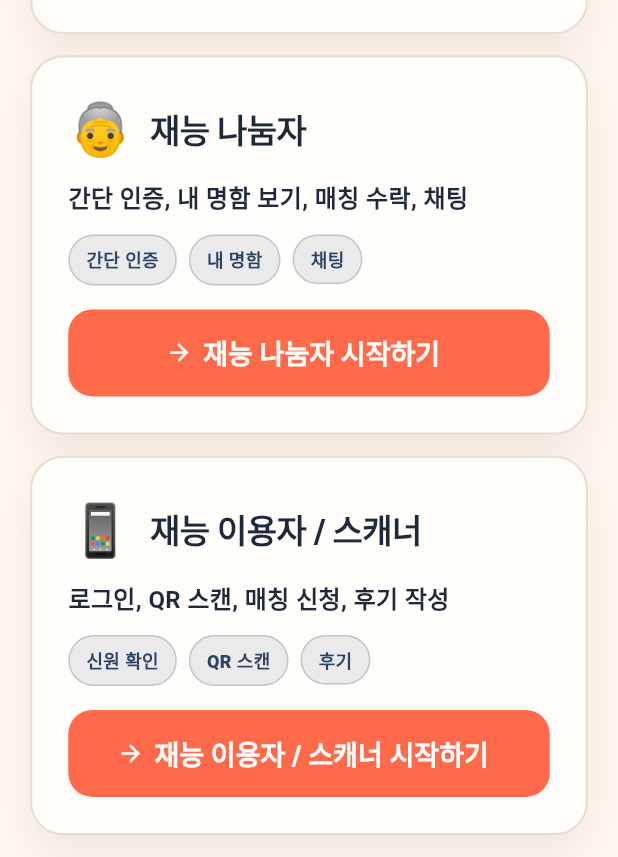
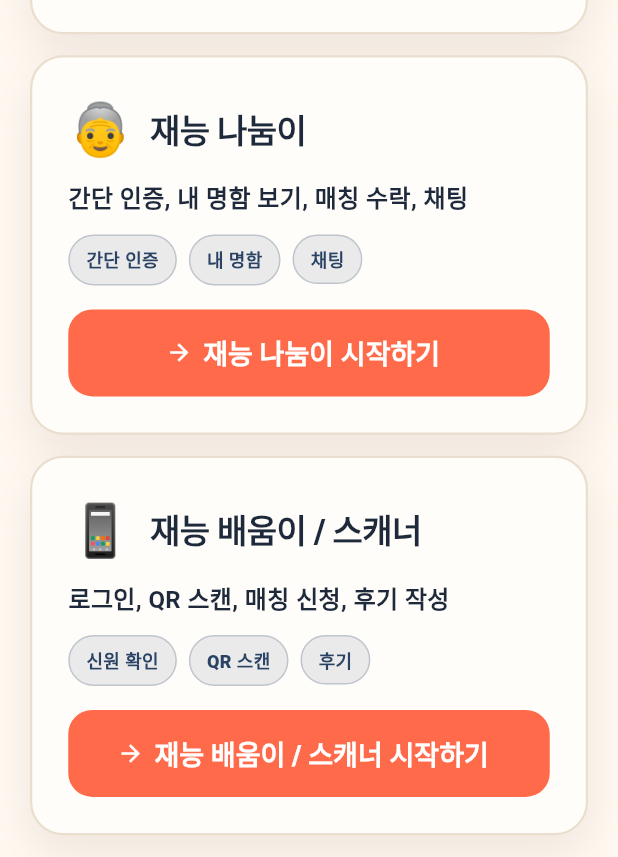
Before and after one commit to Nono-Link/frontend, a Flutter app: the screen it shows after launch, scrolled down 336 dp, on a phone screen of 412 x 824 dp. Shown: the part 351-1208 px from the top of the screen. Run offline on Flutter 3.47's test engine with Material 3 defaults, Android fonts, the phone set to English and light mode, and no system bars; Roboto replaces fonts that are missing (Apple SD Gothic Neo).

Commit message:
이름 재수정

```diff
--- a/lib/login_expert/login_expert_page.dart
+++ b/lib/login_expert/login_expert_page.dart
@@ -10,7 +10,7 @@ class _LoginExpertPageState extends State<LoginExpertPage> {
   final id = TextEditingController(); final pw = TextEditingController(); final name = TextEditingController(); final phone = TextEditingController();
   @override
   Widget build(BuildContext context) => NonoPage(children: [
-    const NonoTop(title: '담당자 로그인', subtitle: '재능 나눔자 등록과 명함 발급을 진행합니다'),
+    const NonoTop(title: '담당자 로그인', subtitle: '재능 나눔이 등록과 명함 발급을 진행합니다'),
     const SizedBox(height: 20),
     Container(padding: const EdgeInsets.all(6), decoration: BoxDecoration(color: NonoTheme.lineSoft, borderRadius: BorderRadius.circular(16)), child: Row(children: [
       _tab('로그인', loginMode, () => setState(() => loginMode = true)),
@@ -41,7 +41,7 @@ class _LoginExpertPageState extends State<LoginExpertPage> {
       NonoInput(label: '전화번호', controller: phone, hint: '010-1234-5678'),
       NonoButton(text: '회원가입 완료', icon: Icons.check, onTap: () => setState(() => done = true)),
       const SizedBox(height: 14),
-      const NonoInfo(icon: '👵', title: '재능 나눔자 계정은 담당자가 등록합니다', body: '신청서 확인 후 재능 나눔자용 간단 인증 계정이 생성됩니다.'),
+      const NonoInfo(icon: '👵', title: '재능 나눔이 계정은 담당자가 등록합니다', body: '신청서 확인 후 재능 나눔이용 간단 인증 계정이 생성됩니다.'),
     ]);
   }
   Widget _role(String e, String title, String value) => GestureDetector(onTap: () => setState(() => role = value), child: Container(margin: const EdgeInsets.only(bottom: 15), padding: const EdgeInsets.all(13), decoration: BoxDecoration(color: role == value ? NonoTheme.coral.withValues(alpha: .08) : NonoTheme.cream, borderRadius: BorderRadius.circular(15), border: Border.all(color: role == value ? NonoTheme.coral : NonoTheme.line, width: 2)), child: Column(children: [Text(e, style: const TextStyle(fontSize: 26)), const SizedBox(height: 6), Text(title, textAlign: TextAlign.center, style: const TextStyle(fontWeight: FontWeight.w900))])));
--- a/lib/scanner/qr_scan_page.dart
+++ b/lib/scanner/qr_scan_page.dart
@@ -5,7 +5,7 @@ import 'scanner_match_page.dart';
 
 class QrScanPage extends StatelessWidget { const QrScanPage({super.key});
   @override Widget build(BuildContext context)=>NonoPage(children:[
-    const NonoTop(title:'보안 QR 스캔', subtitle:'재능 나눔자 명함을 앱에서 안전하게 확인합니다'), const SizedBox(height:18),
+    const NonoTop(title:'보안 QR 스캔', subtitle:'재능 나눔이 명함을 앱에서 안전하게 확인합니다'), const SizedBox(height:18),
     NonoCard(child: Column(children:[
       Container(height:310, width:double.infinity, decoration:BoxDecoration(color:NonoTheme.charcoal, borderRadius:BorderRadius.circular(22)), child:Stack(alignment:Alignment.center, children:[const Icon(Icons.qr_code_scanner, color:Colors.white70, size:120), Positioned(top:30, left:30, right:30, child:Container(height:3, color:NonoTheme.coral)), const Positioned(bottom:28, child:Text('명함 QR을 화면 안에 맞춰주세요', style:TextStyle(color:Colors.white, fontWeight:FontWeight.w900, fontSize:17)))])),
       const SizedBox(height:18), NonoButton(text:'명함 확인하기', icon:Icons.check_circle, onTap:()=>Navigator.push(context, MaterialPageRoute(builder: (_)=>const ScannerMatchPage()))),
--- a/lib/scanner/scanner_login_page.dart
+++ b/lib/scanner/scanner_login_page.dart
@@ -17,13 +17,13 @@ class _ScannerLoginPageState extends State<ScannerLoginPage> {
   @override
   Widget build(BuildContext context) => NonoPage(
     children: [
-      const NonoTop(title: '재능 이용자 로그인', subtitle: 'QR 스캔 전 본인 확인을 진행합니다'),
+      const NonoTop(title: '재능 배움이 로그인', subtitle: 'QR 스캔 전 본인 확인을 진행합니다'),
       const SizedBox(height: 18),
       NonoCard(
         child: Column(
           crossAxisAlignment: CrossAxisAlignment.start,
           children: [
-            Text('재능 이용자 인증', style: NonoTheme.h2),
+            Text('재능 배움이 인증', style: NonoTheme.h2),
             const SizedBox(height: 7),
             Text(
               '안전한 매칭을 위해 본인 확인이 완료된 사용자만 QR 명함을 확인할 수 있습니다.',
--- a/lib/scanner/scanner_match_page.dart
+++ b/lib/scanner/scanner_match_page.dart
@@ -12,7 +12,7 @@ class _ScannerMatchPageState extends State<ScannerMatchPage> { bool requested=fa
       const Text('화분 가꾸기 · 경력 20년', style:TextStyle(color:NonoTheme.coral, fontSize:18, fontWeight:FontWeight.w900)), const SizedBox(height:16),
       const Text('작은 화분을 오래 건강하게 키우는 법을 알려드려요.', textAlign:TextAlign.center, style:TextStyle(fontSize:18, height:1.45, fontWeight:FontWeight.w800)), const SizedBox(height:18),
       const Wrap(spacing:8, runSpacing:8, alignment:WrapAlignment.center, children:[NonoChip(text:'평일 오후'), NonoChip(text:'주민센터'), NonoChip(text:'1:1')]), const SizedBox(height:18),
-      NonoButton(text:requested?'요청 완료 · 후기 작성하기':'매칭 신청하기', icon:requested?Icons.rate_review:Icons.favorite, green:requested, onTap:(){ if(!requested){ setState(()=>requested=true); nonoToast(context, '재능 나눔자에게 매칭 요청을 보냈습니다.'); } else { Navigator.push(context, MaterialPageRoute(builder: (_)=>const ReviewPage())); }}),
+      NonoButton(text:requested?'요청 완료 · 후기 작성하기':'매칭 신청하기', icon:requested?Icons.rate_review:Icons.favorite, green:requested, onTap:(){ if(!requested){ setState(()=>requested=true); nonoToast(context, '재능 나눔이에게 매칭 요청을 보냈습니다.'); } else { Navigator.push(context, MaterialPageRoute(builder: (_)=>const ReviewPage())); }}),
     ])),
     const SizedBox(height:16), const NonoInfo(icon:'🌡️', title:'평판 시스템', body:'만남 후 후기와 온도가 반영됩니다. 불참이나 신고가 누적되면 매칭 신청이 제한됩니다.', color:NonoTheme.green),
   ]);
--- a/lib/senior/senior_home_page.dart
+++ b/lib/senior/senior_home_page.dart
@@ -6,7 +6,7 @@ import 'senior_chat_page.dart';
 
 class SeniorHomePage extends StatelessWidget { const SeniorHomePage({super.key});
   @override Widget build(BuildContext context)=>NonoPage(children:[
-    const NonoTop(title:'재능 나눔자 홈', subtitle:'내 명함과 새 요청을 바로 확인합니다', home:true), const SizedBox(height:18),
+    const NonoTop(title:'재능 나눔이 홈', subtitle:'내 명함과 새 요청을 바로 확인합니다', home:true), const SizedBox(height:18),
     NonoCard(child: Column(children:const [Text('🌿', style:TextStyle(fontSize:54)), SizedBox(height:8), Text('김영자 님의 재능 명함', style:TextStyle(fontSize:25, fontWeight:FontWeight.w900, color:NonoTheme.charcoal)), SizedBox(height:10), Text('작은 화분을 오래 건강하게 키우는 법을 알려드려요.', textAlign:TextAlign.center, style:TextStyle(fontSize:19, height:1.45, fontWeight:FontWeight.w800)), SizedBox(height:14), Wrap(alignment:WrapAlignment.center, spacing:8, runSpacing:8, children:[NonoChip(text:'원예'), NonoChip(text:'평일 오후'), NonoChip(text:'주민센터')])])),
     const SizedBox(height:16), NonoButton(text:'새 매칭 요청 확인', icon:Icons.favorite, onTap:()=>Navigator.push(context, MaterialPageRoute(builder: (_)=>const SeniorMatchPage()))),
     const SizedBox(height:12), NonoButton(text:'채팅함 열기', icon:Icons.chat_bubble, secondary:true, onTap:()=>Navigator.push(context, MaterialPageRoute(builder: (_)=>const SeniorChatPage()))),
--- a/lib/senior/senior_login_page.dart
+++ b/lib/senior/senior_login_page.dart
@@ -18,7 +18,7 @@ class _SeniorLoginPageState extends State<SeniorLoginPage> {
   @override
   Widget build(BuildContext context) => NonoPage(
     children: [
-      const NonoTop(title: '재능 나눔자 간단 인증', subtitle: '등록된 전화번호로 내 명함을 확인합니다'),
+      const NonoTop(title: '재능 나눔이 간단 인증', subtitle: '등록된 전화번호로 내 명함을 확인합니다'),
       const SizedBox(height: 20),
       NonoCard(
         child: Column(
--- a/lib/senior/senior_match_page.dart
+++ b/lib/senior/senior_match_page.dart
@@ -5,7 +5,7 @@ import 'senior_chat_page.dart';
 
 class SeniorMatchPage extends StatelessWidget { const SeniorMatchPage({super.key});
   @override Widget build(BuildContext context)=>NonoPage(children:[
-    const NonoTop(title:'매칭 요청', subtitle:'신원 확인된 재능 이용자의 요청만 표시됩니다'), const SizedBox(height:18),
+    const NonoTop(title:'매칭 요청', subtitle:'신원 확인된 재능 배움이의 요청만 표시됩니다'), const SizedBox(height:18),
     NonoCard(child: Column(crossAxisAlignment:CrossAxisAlignment.start, children:[
       const Row(children:[CircleAvatar(radius:32, backgroundColor:NonoTheme.lineSoft, child:Text('민수', style:TextStyle(fontWeight:FontWeight.w900))), SizedBox(width:14), Expanded(child:Column(crossAxisAlignment:CrossAxisAlignment.start, children:[Text('박민수 님', style:NonoTheme.h2), SizedBox(height:4), Text('신원 확인 완료 · 매너온도 37.8℃', style:NonoTheme.muted)]))]),
       const SizedBox(height:20), const NonoInfo(icon:'💬', title:'요청 내용', body:'화분을 자꾸 시들게 해서요. 선생님께 물 주는 방법을 배우고 싶어요.', color:NonoTheme.green),
--- a/lib/staff/card_preview_page.dart
+++ b/lib/staff/card_preview_page.dart
@@ -13,7 +13,7 @@ class CardPreviewPage extends StatelessWidget { const CardPreviewPage({super.key
       Container(padding:const EdgeInsets.all(20), decoration:BoxDecoration(color:NonoTheme.cream, borderRadius:BorderRadius.circular(20), border:Border.all(color:NonoTheme.line, width:1.5)), child:const Column(children:[Icon(Icons.qr_code_2, size:112, color:NonoTheme.charcoal), SizedBox(height:8), Text('보안 QR', style:TextStyle(fontWeight:FontWeight.w900)), Text('앱에서 인증된 사용자만 확인할 수 있습니다', textAlign:TextAlign.center, style:NonoTheme.muted)])),
       const SizedBox(height:20), const Text('“작은 화분을 오래 건강하게 키우는 법을 알려드려요.”', textAlign:TextAlign.center, style:TextStyle(fontSize:18, height:1.45, fontWeight:FontWeight.w800)),
     ])),
-    const SizedBox(height:16), const NonoInfo(icon:'🛡️', title:'안전 설정', body:'전화번호와 상세 주소는 공개되지 않습니다. 신원 확인된 재능 이용자만 QR 명함을 확인하고 매칭을 신청할 수 있습니다.'),
+    const SizedBox(height:16), const NonoInfo(icon:'🛡️', title:'안전 설정', body:'전화번호와 상세 주소는 공개되지 않습니다. 신원 확인된 재능 배움이만 QR 명함을 확인하고 매칭을 신청할 수 있습니다.'),
     const SizedBox(height:16), NonoButton(text:'명함 발급 완료', icon:Icons.check_circle, green:true, onTap:()=>nonoToast(context, '명함 발급이 완료되었습니다.')),
   ]);
 }
--- a/lib/staff/staff_home_page.dart
+++ b/lib/staff/staff_home_page.dart
@@ -11,11 +11,11 @@ class StaffHomePage extends StatelessWidget { const StaffHomePage({super.key});
     const SizedBox(height: 18),
     const NonoInfo(icon: '✍️', title: '오늘의 등록 절차', body: '신청서 촬영 → 내용 확인 → 안전 동의 확인 → QR 명함 발급', color: NonoTheme.coral),
     const SizedBox(height: 16),
-    _step(context, '1', '신청서 OCR 등록', '재능 나눔자가 작성한 종이 신청서를 촬영하거나 파일로 등록합니다.', Icons.document_scanner, const ApplicationOcrPage()),
+    _step(context, '1', '신청서 OCR 등록', '재능 나눔이가 작성한 종이 신청서를 촬영하거나 파일로 등록합니다.', Icons.document_scanner, const ApplicationOcrPage()),
     const SizedBox(height: 14),
     _step(context, '2', '신청서 내용 확인', '불러온 성함, 재능, 활동 선호, 동의 항목을 최종 확인합니다.', Icons.fact_check, const ApplicationReviewPage()),
     const SizedBox(height: 14),
-    _step(context, '3', '명함 발급', '신원 확인된 재능 이용자만 확인할 수 있는 QR 명함을 발급합니다.', Icons.badge, const CardPreviewPage()),
+    _step(context, '3', '명함 발급', '신원 확인된 재능 배움이만 확인할 수 있는 QR 명함을 발급합니다.', Icons.badge, const CardPreviewPage()),
   ]);
   Widget _step(BuildContext context, String n, String title, String desc, IconData icon, Widget page) => NonoCard(child: Column(crossAxisAlignment: CrossAxisAlignment.start, children: [
     Row(children: [CircleAvatar(backgroundColor: NonoTheme.coral, child: Text(n, style: const TextStyle(color: Colors.white, fontWeight: FontWeight.w900))), const SizedBox(width: 12), Icon(icon, color: NonoTheme.coral), const SizedBox(width: 8), Expanded(child: Text(title, style: NonoTheme.h2))]),
--- a/lib/start/start_page.dart
+++ b/lib/start/start_page.dart
@@ -9,15 +9,15 @@ class StartPage extends StatelessWidget {
   const StartPage({super.key});
   @override
   Widget build(BuildContext context) => NonoPage(maxWidth: 640, children: [
-    const NonoHeader(title: '노노링크', subtitle: '종이 신청서에서 시작해 안전한 재능 이용자 매칭까지 연결합니다'),
+    const NonoHeader(title: '노노링크', subtitle: '종이 신청서에서 시작해 안전한 재능 배움이 매칭까지 연결합니다'),
     const SizedBox(height: 22),
-    const NonoInfo(icon: '🩵', title: '안전한 재능 연결', body: '재능 나눔자는 손글씨 신청서로 재능을 등록하고, 앱에서는 명함 확인·매칭 수락·채팅만 이용합니다.', color: NonoTheme.coral),
+    const NonoInfo(icon: '🩵', title: '안전한 재능 연결', body: '재능 나눔이는 손글씨 신청서로 재능을 등록하고, 앱에서는 명함 확인·매칭 수락·채팅만 이용합니다.', color: NonoTheme.coral),
     const SizedBox(height: 18),
     _RoleCard(emoji: '🏛️', title: '직원 / 봉사자', desc: '신청서 OCR 등록, 검수, 명함 발급', chips: const ['로그인', 'OCR 등록', '명함 발급'], page: const LoginExpertPage()),
     const SizedBox(height: 14),
-    _RoleCard(emoji: '👵', title: '재능 나눔자', desc: '간단 인증, 내 명함 보기, 매칭 수락, 채팅', chips: const ['간단 인증', '내 명함', '채팅'], page: const SeniorLoginPage()),
+    _RoleCard(emoji: '👵', title: '재능 나눔이', desc: '간단 인증, 내 명함 보기, 매칭 수락, 채팅', chips: const ['간단 인증', '내 명함', '채팅'], page: const SeniorLoginPage()),
     const SizedBox(height: 14),
-    _RoleCard(emoji: '📱', title: '재능 이용자 / 스캐너', desc: '로그인, QR 스캔, 매칭 신청, 후기 작성', chips: const ['신원 확인', 'QR 스캔', '후기'], page: const ScannerLoginPage()),
+    _RoleCard(emoji: '📱', title: '재능 배움이 / 스캐너', desc: '로그인, QR 스캔, 매칭 신청, 후기 작성', chips: const ['신원 확인', 'QR 스캔', '후기'], page: const ScannerLoginPage()),
   ]);
 }
 
```
